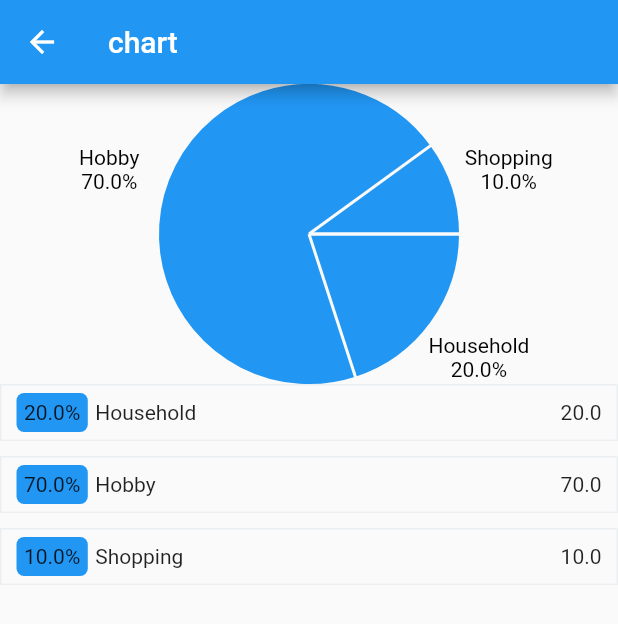
After one commit to Paltsevalexandr/radency_internship, a Flutter app: the ChartPage screen opened directly, on a phone screen of 412 x 824 dp. The commit adds this screen. Shown: the top 624 px of the screen. Run offline on Flutter 3.47's test engine with Material 2 defaults, Android fonts, the phone set to English and light mode, and no system bars; drawn by our look-alikes of fl_chart; our stand-ins replace bloc, equatable, firebase_auth, firebase_core, flutter_bloc, pin_code_fields; accounts and stored records are empty.

Commit message:
add chart_page_template, add expenses list, bind chart_page to bottom navigation bar

```diff
--- a/lib/bottom_nav_bar/bottom_nav_bar.dart
+++ b/lib/bottom_nav_bar/bottom_nav_bar.dart
@@ -1,4 +1,7 @@
 import 'package:flutter/material.dart';
+import 'package:flutter_app/ui/chart_page_template.dart';
+import '../ui/chart_page_template.dart';
+//import 'package:provider/provider.dart';
 
 class BottomNavBar extends StatefulWidget {
   @override
@@ -11,6 +14,14 @@ class _BottomNavBarState extends State<BottomNavBar> {
   void selectIndex(value) {
     setState(() {
       index = value;
+      if(value == 1) {
+        Navigator.push(
+          context,
+          MaterialPageRoute(builder: (context) {
+            return ChartPage();
+          }
+        ));
+      }
     });
   }
 
--- /dev/null
+++ b/lib/chart/chart.dart
@@ -0,0 +1,89 @@
+import 'package:flutter/material.dart';
+import 'package:fl_chart/fl_chart.dart';
+import 'package:flutter/gestures.dart';
+
+class Chart extends StatefulWidget {
+  final List<Map<String, double>> chartData;
+
+  Chart(this.chartData);
+
+  ChartState createState() => ChartState(chartData);
+}
+
+class ChartState extends State<Chart> {
+  final List<Map<String, double>> chartData;
+  int touchedIndex;
+
+  ChartState(this.chartData);
+
+  List<PieChartSectionData> createSections() {
+    List<PieChartSectionData> chartSections =
+    [
+      for(Map expenseType in chartData)
+        for(String key in expenseType.keys)
+          PieChartSectionData(
+            title: '$key\n${expenseType[key]}%',
+            titleStyle: TextStyle(color: Colors.black),
+            radius: 100,
+            color: Colors.blue,
+            value: expenseType[key],
+            titlePositionPercentageOffset: 1.4
+          )
+    ];
+    return chartSections;
+  }
+
+  List<Widget> history() {
+    List<Widget> expensesHistory = [
+      for(Map expenseType in chartData)
+        for(String key in expenseType.keys)
+          Container(
+            padding: EdgeInsets.symmetric(horizontal: 10, vertical: 5),
+            margin: EdgeInsets.only(bottom: 10),
+            decoration: BoxDecoration(
+              border: Border.all(color: Colors.blueGrey[50], width: 1)
+            ),
+            child: Row(
+              mainAxisAlignment: MainAxisAlignment.spaceBetween,
+              children: [
+                Row(
+                    children: [
+                      Container(
+                        padding: EdgeInsets.all(5),
+                        margin: EdgeInsets.only(right: 5),
+                        decoration: BoxDecoration(
+                          borderRadius: BorderRadius.circular(5),
+                          color: Colors.blue
+                        ),
+                        child: Text('${expenseType[key]}%')
+                      ),
+                      Text(key)
+                    ],
+                ),
+                Text(expenseType[key].toString())
+              ]
+          )
+      )
+    ];
+    return expensesHistory;
+  }
+  Widget build(BuildContext context) {
+    return ListView(
+      children: [
+        Container(
+          constraints: BoxConstraints(maxHeight: 200, maxWidth: 200),
+          child: PieChart(
+            PieChartData(
+              sections:createSections()
+            )
+          )
+        ),
+        Container(
+          child: Column(
+            children: history(),
+         )
+        )
+      ]
+    );
+  }
+}
--- a/lib/main.dart
+++ b/lib/main.dart
@@ -2,7 +2,6 @@ import 'package:firebase_core/firebase_core.dart';
 import 'package:flutter/material.dart';
 import 'repositories/firebase_auth_repository/firebase_auth_repository.dart';
 import 'app.dart';
-
 
 
 void main() async {
--- /dev/null
+++ b/lib/ui/chart_page_template.dart
@@ -0,0 +1,17 @@
+import 'package:flutter/material.dart';
+import '../chart/chart.dart';
+
+class ChartPage extends StatelessWidget {
+
+  Widget build(BuildContext context) {
+    return Scaffold(
+      appBar: AppBar(
+        title: Text('chart')
+      ),
+      body: Container(
+        alignment: Alignment.center,
+        child: Chart([{'Household': 20.0}, {'Hobby': 70.0}, {'Shopping': 10.0}])
+      )
+    );
+  }
+}
--- a/pubspec.yaml
+++ b/pubspec.yaml
@@ -31,7 +31,7 @@ dependencies:
   pin_code_fields: 7.0.0
   firebase_auth: 1.1.0
   firebase_core: 1.0.3
-
+  fl_chart: 0.35.0
 
 
   # The following adds the Cupertino Icons font to your application.
```
Also changed, not shown: pubspec.lock.
